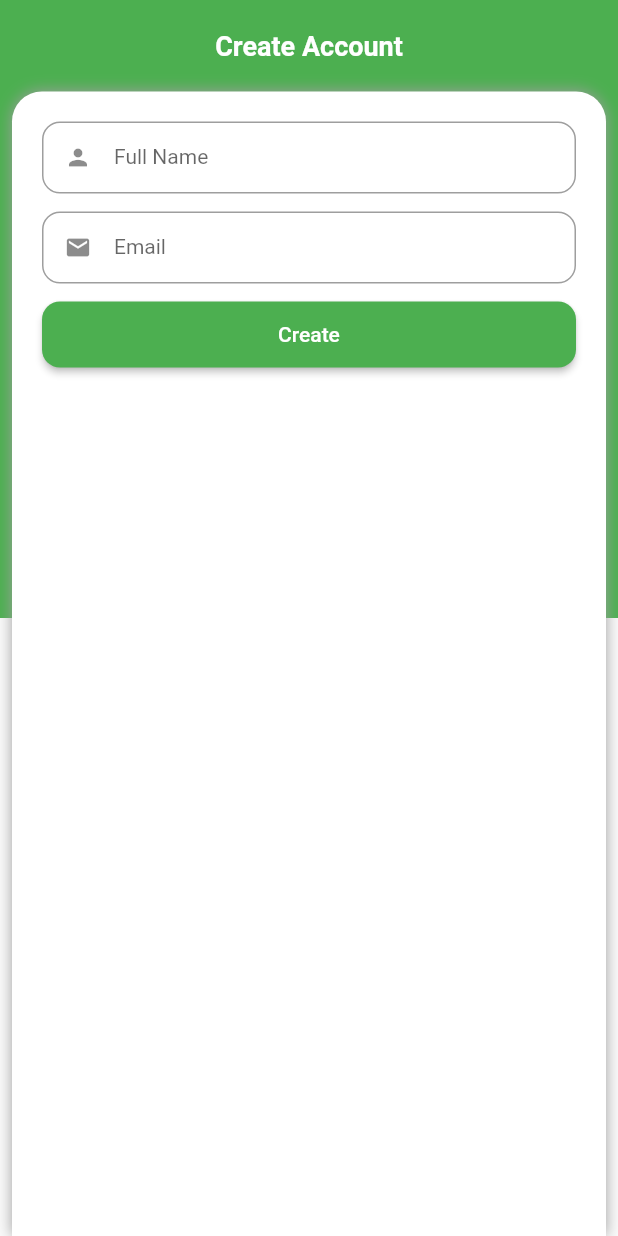
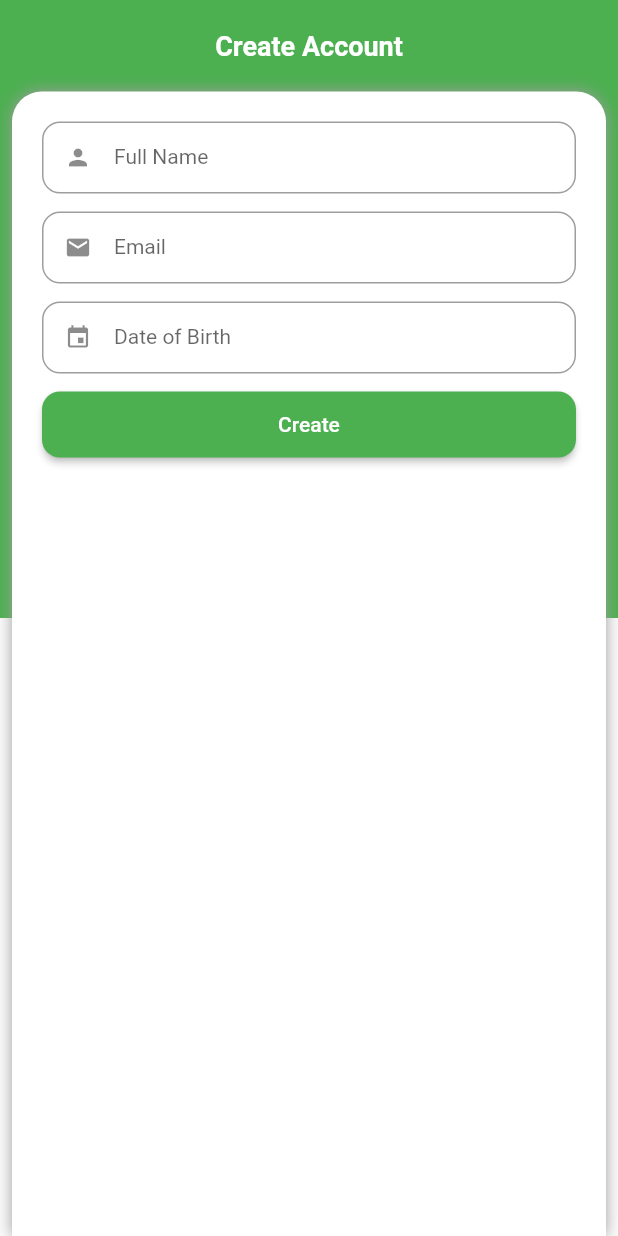
Before and after one commit to doofensmith/tugas2_flutterbasic, a Flutter app: the screen it shows after launch, on a phone screen of 412 x 824 dp. Run offline on Flutter 3.47's test engine with Material 2 defaults, Android fonts, the phone set to English and light mode, and no system bars.

Commit message:
tambahan datepicker

```diff
--- a/lib/register.dart
+++ b/lib/register.dart
@@ -25,6 +25,7 @@ class _RegisterPageState extends State<RegisterPage> {
   //controller text form field
   TextEditingController controllerTextFieldFullName = TextEditingController();
   TextEditingController controllerTextFieldEmail = TextEditingController();
+  TextEditingController controllerBirthDate = TextEditingController();
 
   @override
   Widget build(BuildContext context) {
@@ -84,6 +85,7 @@ class _RegisterPageState extends State<RegisterPage> {
                         children: [
                           textFormField(
                             controllerTextFieldFullName,
+                            true,
                             "Full Name",
                             "Enter your full name",
                             1,
@@ -95,6 +97,7 @@ class _RegisterPageState extends State<RegisterPage> {
                           ),
                           textFormField(
                             controllerTextFieldEmail,
+                            true,
                             "Email",
                             "Enter your email address",
                             1,
@@ -103,6 +106,9 @@ class _RegisterPageState extends State<RegisterPage> {
                             false,
                             TextCapitalization.none,
                             Icons.email,
+                          ),
+                          birthDatePicker(
+                            controllerBirthDate,
                           ),
                           buttonCreate(),
                         ],
@@ -143,6 +149,9 @@ class _RegisterPageState extends State<RegisterPage> {
                         Text(
                           "Email : ${controllerTextFieldEmail.text}",
                         ),
+                        Text(
+                          "Birth Date : ${controllerBirthDate.text}",
+                        ),
                       ],
                     ),
                   ),
@@ -175,6 +184,7 @@ class _RegisterPageState extends State<RegisterPage> {
 
   Widget textFormField(
       TextEditingController controller,
+      bool isEditable,
       String labelText,
       String hintText,
       int maxLines,
@@ -189,6 +199,7 @@ class _RegisterPageState extends State<RegisterPage> {
       ),
       child: TextFormField(
         controller: controller,
+        enabled: isEditable,
         textAlign: TextAlign.start,
         style: TextStyle(
           fontSize: 14,
@@ -215,4 +226,51 @@ class _RegisterPageState extends State<RegisterPage> {
       ),
     );
   }
+
+  Widget birthDatePicker(
+    TextEditingController controller,
+  ) {
+    return Container(
+      margin: EdgeInsets.only(
+        top: 12,
+      ),
+      child: TextFormField(
+        controller: controller,
+        readOnly: true,
+        textAlign: TextAlign.start,
+        style: TextStyle(
+          fontSize: 14,
+        ),
+        maxLines: 1,
+        maxLength: 15,
+        decoration: InputDecoration(
+          prefixIcon: Icon(
+            Icons.event,
+          ),
+          labelText: "Date of Birth",
+          border: OutlineInputBorder(
+            borderRadius: BorderRadius.all(
+              Radius.circular(12),
+            ),
+          ),
+          isDense: true,
+          counterText: '',
+        ),
+        onTap: () async {
+          DateTime? birthDate = await showDatePicker(
+              context: context,
+              initialDate: DateTime.now(),
+              firstDate: DateTime(1950),
+              lastDate: DateTime.now());
+
+          if (birthDate != null) {
+            setState(() {
+              controller.text =
+                  "${birthDate.day}/${birthDate.month}/${birthDate.year}";
+            });
+          }
+        },
+      ),
+    );
+  }
 }
```
